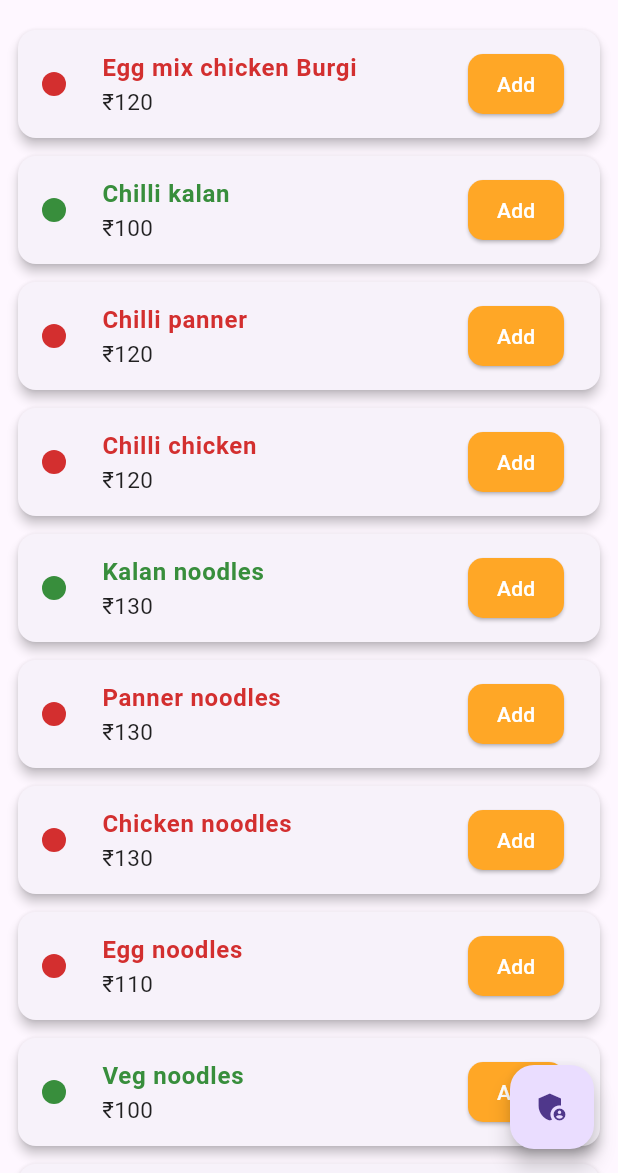
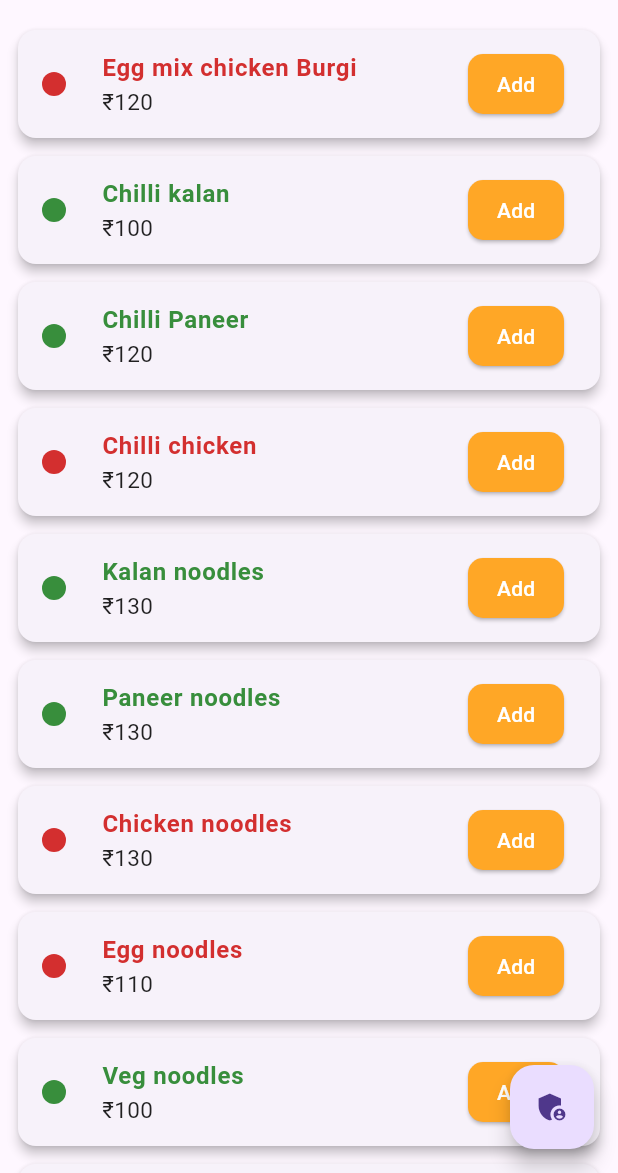
Before and after one commit to Jaishankar-2003/momos_app, a Flutter app: the screen it shows after launch, on a phone screen of 412 x 824 dp, the part 63-1236 px from its top. Run offline on Flutter 3.47's test engine with Material 3 defaults, Android fonts, the phone set to English and light mode, and no system bars; our stand-ins replace pdf, sqflite; accounts and stored records are empty.

Commit message:
push all

```diff
--- a/lib/models/menu_item.dart
+++ b/lib/models/menu_item.dart
@@ -37,7 +37,7 @@ class MenuItemModel {
   // 🥗 Auto detect veg / non-veg from name
   bool get isVeg {
     final lower = name.toLowerCase();
-    return lower.contains('veg') || lower.contains('paneer');
+    return lower.contains('veg') || lower.contains('paneer') || lower.contains('kalan')|| lower.contains('Kalan')|| lower.contains('Paneer');
   }
 
   // 🎨 Get color directly for UI usage
--- a/lib/services/db_helper.dart
+++ b/lib/services/db_helper.dart
@@ -43,7 +43,7 @@ class DBHelper
         MenuItemModel(name: 'Chicken Momos Chilli', price: 120),
         MenuItemModel(name: 'Paneer Momos Boiled', price: 100),
         MenuItemModel(name: 'Paneer Momos Fried', price: 100),
-        MenuItemModel(name: 'Paneer Momos Fried', price: 120),
+        MenuItemModel(name: 'Paneer Momos chilli', price: 120),
         MenuItemModel(name: 'French Fries Veg', price: 70),
         MenuItemModel(name: 'Chilli potato Veg', price: 100),
         MenuItemModel(name: 'Roll Veg', price: 60),
@@ -51,15 +51,15 @@ class DBHelper
         MenuItemModel(name: 'Veg Rice', price: 100),
         MenuItemModel(name: 'Egg Rice', price: 110),
         MenuItemModel(name: 'Chicken Rice', price: 130),
-        MenuItemModel(name: 'Panner Rice', price: 130),
+        MenuItemModel(name: 'Paneer Rice', price: 130),
         MenuItemModel(name: 'Kalan Rice', price: 130),
         MenuItemModel(name: 'Veg noodles', price: 100),
         MenuItemModel(name: 'Egg noodles', price: 110),
         MenuItemModel(name: 'Chicken noodles', price: 130),
-        MenuItemModel(name: 'Panner noodles', price: 130),
+        MenuItemModel(name: 'Paneer noodles', price: 130),
         MenuItemModel(name: 'Kalan noodles', price: 130),
         MenuItemModel(name: 'Chilli chicken', price: 120),
-        MenuItemModel(name: 'Chilli panner', price: 120),
+        MenuItemModel(name: 'Chilli Paneer', price: 120),
         MenuItemModel(name: 'Chilli kalan', price: 100),
         MenuItemModel(name: 'Egg mix chicken Burgi', price: 120),
       ];
@@ -129,7 +129,7 @@ class DBHelper
         MenuItemModel(name: 'Chicken Momos Chilli', price: 120),
         MenuItemModel(name: 'Paneer Momos Boiled', price: 100),
         MenuItemModel(name: 'Paneer Momos Fried', price: 100),
-        MenuItemModel(name: 'Paneer Momos Fried', price: 120),
+        MenuItemModel(name: 'Paneer Momos chilli', price: 120),
         MenuItemModel(name: 'French Fries Veg', price: 70),
         MenuItemModel(name: 'Chilli potato Veg', price: 100),
         MenuItemModel(name: 'Roll Veg', price: 60),
@@ -137,18 +137,17 @@ class DBHelper
         MenuItemModel(name: 'Veg Rice', price: 100),
         MenuItemModel(name: 'Egg Rice', price: 110),
         MenuItemModel(name: 'Chicken Rice', price: 130),
-        MenuItemModel(name: 'Panner Rice', price: 130),
+        MenuItemModel(name: 'Paneer Rice', price: 130),
         MenuItemModel(name: 'Kalan Rice', price: 130),
         MenuItemModel(name: 'Veg noodles', price: 100),
         MenuItemModel(name: 'Egg noodles', price: 110),
         MenuItemModel(name: 'Chicken noodles', price: 130),
-        MenuItemModel(name: 'Panner noodles', price: 130),
+        MenuItemModel(name: 'Paneer noodles', price: 130),
         MenuItemModel(name: 'Kalan noodles', price: 130),
         MenuItemModel(name: 'Chilli chicken', price: 120),
-        MenuItemModel(name: 'Chilli panner', price: 120),
+        MenuItemModel(name: 'Chilli Paneer', price: 120),
         MenuItemModel(name: 'Chilli kalan', price: 100),
         MenuItemModel(name: 'Egg mix chicken Burgi', price: 120),
-
 
       ];
     }
```
Also changed, not shown: lib/screens/admin_dashboard.dart (+8 -2 lines), lib/screens/cart_screen.dart (+17 -3 lines), lib/services/pdf_service.dart (+31 -4 lines).
